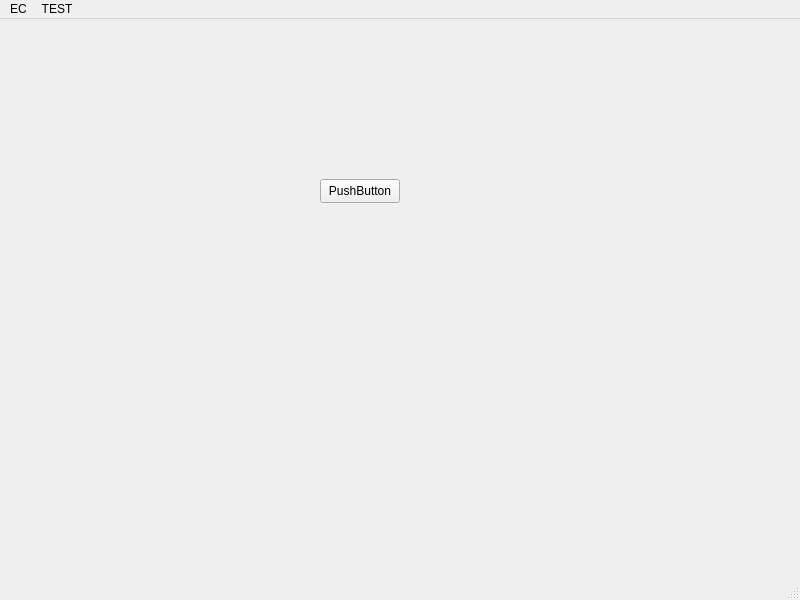
Qt form desktop-app/ControlCenter/ui/mainwindow.ui (ManiBadri/smart-enclosure-controller) before a commit.
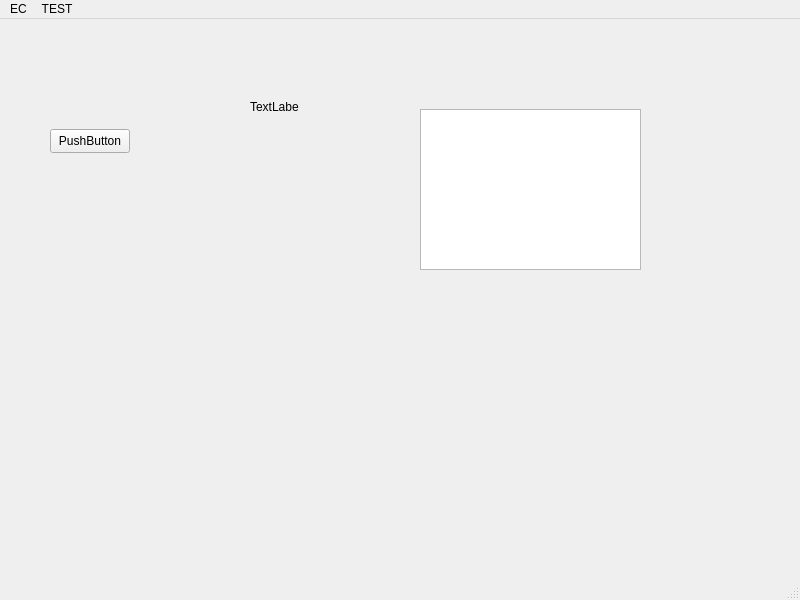
The same form after that commit.

Commit message: added basics of websocket and adding it to ui

```diff
--- a/desktop-app/ControlCenter/ui/mainwindow.ui
+++ b/desktop-app/ControlCenter/ui/mainwindow.ui
@@ -17,8 +17,8 @@
    <widget class="QPushButton" name="myBtn">
     <property name="geometry">
      <rect>
-      <x>320</x>
-      <y>160</y>
+      <x>50</x>
+      <y>110</y>
       <width>80</width>
       <height>24</height>
      </rect>
@@ -27,6 +27,29 @@
      <string>PushButton</string>
     </property>
    </widget>
+   <widget class="QListWidget" name="testList">
+    <property name="geometry">
+     <rect>
+      <x>420</x>
+      <y>90</y>
+      <width>221</width>
+      <height>161</height>
+     </rect>
+    </property>
+   </widget>
+   <widget class="QLabel" name="temperatureLabel">
+    <property name="geometry">
+     <rect>
+      <x>250</x>
+      <y>80</y>
+      <width>49</width>
+      <height>16</height>
+     </rect>
+    </property>
+    <property name="text">
+     <string>TextLabel</string>
+    </property>
+   </widget>
   </widget>
   <widget class="QMenuBar" name="menubar">
    <property name="geometry">
```
The commit also changes 4 other files.
